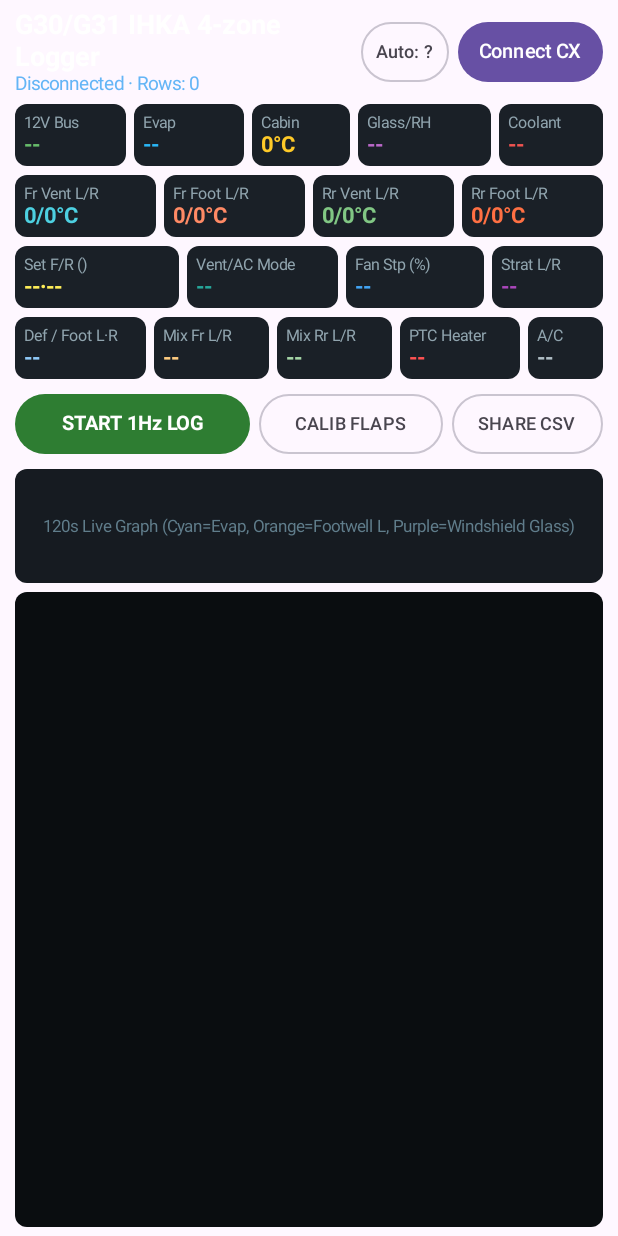
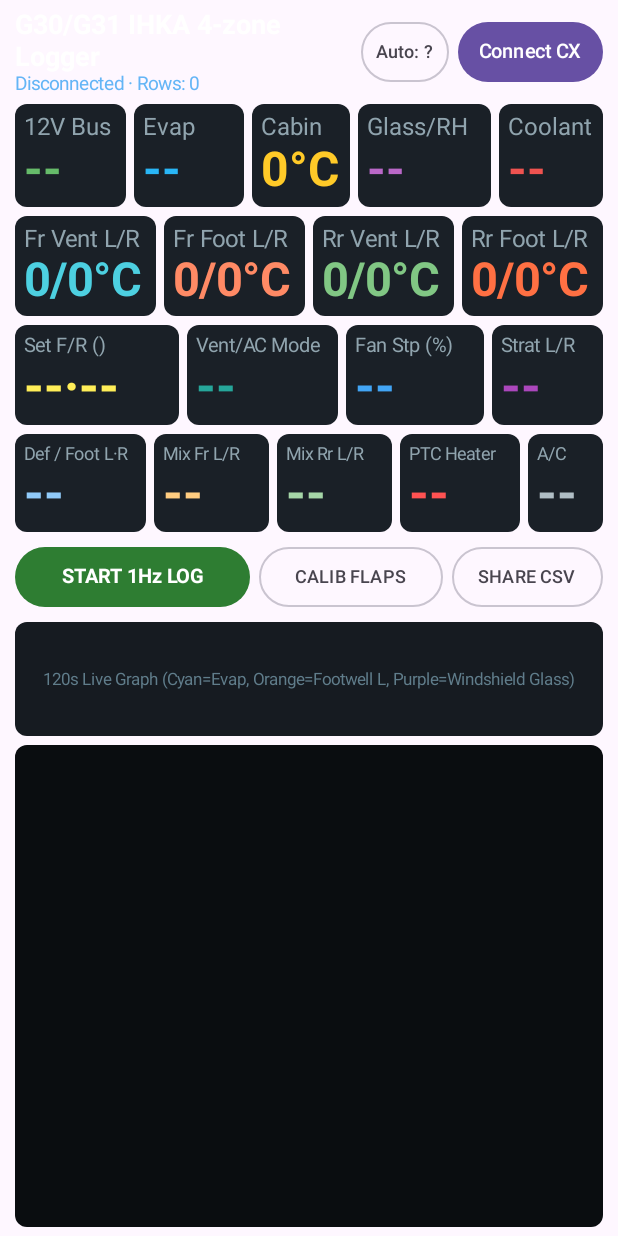
Before and after one commit to JanKalin/G31-IHKA-Logger, an Android app built with Jetpack Compose: the composable IhkaCockpitScreen shown on its own in the app's theme, on a phone screen of 412 x 824 dp. Run offline under Robolectric (Android 15) with nearby library versions, the phone set to English and light mode, and no system bars.

Commit message:
Auto-size tile text per row, shrink-only
Each tile row computes the largest label and value font sizes that fit every tile on one line; labels and values are sized separately. Sizes only shrink while logging and reset when tile widths change (rotation, rear tiles shown/hidden).

```diff
--- a/app/src/main/java/si/kalin/ihkalogger/MainActivity.kt
+++ b/app/src/main/java/si/kalin/ihkalogger/MainActivity.kt
@@ -26,8 +26,13 @@ import androidx.compose.ui.graphics.Color
 import androidx.compose.ui.graphics.Path
 import androidx.compose.ui.graphics.drawscope.Stroke
 import androidx.compose.ui.platform.LocalContext
+import androidx.compose.ui.platform.LocalDensity
+import androidx.compose.ui.text.TextMeasurer
+import androidx.compose.ui.text.TextStyle
 import androidx.compose.ui.text.font.FontFamily
 import androidx.compose.ui.text.font.FontWeight
+import androidx.compose.ui.text.rememberTextMeasurer
+import androidx.compose.ui.unit.Density
 import androidx.compose.ui.unit.dp
 import androidx.compose.ui.unit.sp
 import androidx.core.content.FileProvider
@@ -726,7 +731,7 @@ fun IhkaCockpitScreen(vm: IhkaViewModel = viewModel()) {
         }
 
         // Row 1: Primary Global Sensors (12V Battery, Evaporator, Cabin, Windshield RLBS, Coolant)
-        Row(modifier = Modifier.fillMaxWidth(), horizontalArrangement = Arrangement.spacedBy(5.dp)) {
+        TileRow {
             MetricTile("12V Bus", if (s.batteryV.isNaN()) "--" else "${"%.2f".format(Locale.US, s.batteryV)}V", Color(0xFF66BB6A), Modifier.weight(0.95f))
             MetricTile("Evap", if (s.evapC.isNaN()) "--" else "${"%.1f".format(Locale.US, s.evapC)}°C", Color(0xFF29B6F6), Modifier.weight(0.95f))
             MetricTile("Cabin", "${s.cabinC}°C", Color(0xFFFFCA28), Modifier.weight(0.85f))
@@ -736,7 +741,7 @@ fun IhkaCockpitScreen(vm: IhkaViewModel = viewModel()) {
 
         // Row 2: Duct Temperatures (Front Vents + Footwells; Rear only on 4-zone cars)
         fun duct(l: Int, r: Int) = "${if (l == -999) "--" else l}/${if (r == -999) "--" else r}°C"
-        Row(modifier = Modifier.fillMaxWidth(), horizontalArrangement = Arrangement.spacedBy(5.dp)) {
+        TileRow {
             MetricTile("Fr Vent L/R", duct(s.ventFrontL, s.ventFrontR), Color(0xFF4DD0E1), Modifier.weight(1f))
             MetricTile("Fr Foot L/R", duct(s.footFrontL, s.footFrontR), Color(0xFFFF8A65), Modifier.weight(1f))
             if (state.zones == 4) {
@@ -755,7 +760,7 @@ fun IhkaCockpitScreen(vm: IhkaViewModel = viewModel()) {
         } else "--"
         val stratStr = if (s.stratL >= 0) "${s.stratL}/${s.stratR}%" else "--"
 
-        Row(modifier = Modifier.fillMaxWidth(), horizontalArrangement = Arrangement.spacedBy(5.dp)) {
+        TileRow {
             MetricTile("Set F/R ($syncTag)", "$setFr·$setRr", Color(0xFFFFEE58), Modifier.weight(1.25f))
             MetricTile("Vent/AC Mode", s.ventStateSummary(), Color(0xFF26A69A), Modifier.weight(1.15f))
             MetricTile("Fan Stp (%)", blwStr, Color(0xFF42A5F5), Modifier.weight(1.05f))
@@ -768,7 +773,7 @@ fun IhkaCockpitScreen(vm: IhkaViewModel = viewModel()) {
             "${"%.0f".format(Locale.US, s.ptcDutyPct)}%$tPart"
         } else "--"
 
-        Row(modifier = Modifier.fillMaxWidth(), horizontalArrangement = Arrangement.spacedBy(5.dp)) {
+        TileRow {
             MetricTile("Def / Foot L·R", if (s.flapDefrost >= 0) "${s.flapDefrost}·${s.flapFootL}/${s.flapFootR}%" else "--", Color(0xFF90CAF9), Modifier.weight(1.15f))
             MetricTile("Mix Fr L/R", if (s.flapMixL >= 0) "${s.flapMixL}/${s.flapMixR}%" else "--", Color(0xFFFFCC80), Modifier.weight(1.0f))
             MetricTile("Mix Rr L/R", if (s.flapRearMixL >= 0) "${s.flapRearMixL}/${s.flapRearMixR}%" else "--", Color(0xFFA5D6A7), Modifier.weight(1.0f))
@@ -937,11 +942,90 @@ fun shareCsvFiles(context: Context, files: List<File>) {
     context.startActivity(Intent.createChooser(share, title))
 }
 
+/**
+ * Shared auto-sizing for the tiles of one row: every tile reports the largest font (in px) at which
+ * its label and its value still fit on one line; all labels in the row use the smallest label fit and
+ * all values the smallest value fit. Sizes only shrink, so they don't jump as values change length;
+ * they reset when a tile's width changes (rotation, rear tiles shown/hidden).
+ */
+@Stable
+class TileTextSizes {
+    private val widthsPx = mutableMapOf<Any, Int>()
+    private val labelFitsPx = mutableMapOf<Any, Float>()
+    private val valueFitsPx = mutableMapOf<Any, Float>()
+    private var labelPx by mutableStateOf<Float?>(null)
+    private var valuePx by mutableStateOf<Float?>(null)
+
+    fun labelPx(minPx: Float, maxPx: Float, defaultPx: Float): Float = (labelPx ?: defaultPx).coerceIn(minPx, maxPx)
+    fun valuePx(minPx: Float, maxPx: Float, defaultPx: Float): Float = (valuePx ?: defaultPx).coerceIn(minPx, maxPx)
+
+    fun report(id: Any, widthPx: Int, labelFit: Float, valueFit: Float) {
+        val oldWidth = widthsPx.put(id, widthPx)
+        labelFitsPx[id] = labelFit
+        valueFitsPx[id] = valueFit
+        val minLabel = labelFitsPx.values.min()
+        val minValue = valueFitsPx.values.min()
+        if (oldWidth != null && oldWidth != widthPx) {
+            // Layout changed: start over from what fits now.
+            labelPx = minLabel
+            valuePx = minValue
+        } else {
+            // Shrink only (state is written only when it actually gets smaller).
+            if (minLabel < (labelPx ?: Float.MAX_VALUE)) labelPx = minLabel
+            if (minValue < (valuePx ?: Float.MAX_VALUE)) valuePx = minValue
+        }
+    }
+
+    fun remove(id: Any) {
+        widthsPx.remove(id)
+        labelFitsPx.remove(id)
+        valueFitsPx.remove(id)
+    }
+}
+
+val LocalTileTextSizes = staticCompositionLocalOf { TileTextSizes() }
+
+/** A row of [MetricTile]s sharing one label size and one value size. */
+@Composable
+fun TileRow(content: @Composable RowScope.() -> Unit) {
+    val sizes = remember { TileTextSizes() }
+    CompositionLocalProvider(LocalTileTextSizes provides sizes) {
+        Row(modifier = Modifier.fillMaxWidth(), horizontalArrangement = Arrangement.spacedBy(5.dp), content = content)
+    }
+}
+
+/** Largest font size in px at which [text] fits in [maxWidthPx] on one line. Width scales linearly with px size. */
+private fun fitFontPx(measurer: TextMeasurer, text: String, weight: FontWeight, maxWidthPx: Int, density: Density): Float {
+    if (text.isEmpty() || maxWidthPx <= 0) return Float.MAX_VALUE
+    val refPx = 100f
+    val refSp = with(density) { refPx.toSp() }
+    val width = measurer.measure(
+        text, TextStyle(fontSize = refSp, fontWeight = weight), maxLines = 1, softWrap = false
+    ).size.width
+    return if (width <= 0) Float.MAX_VALUE else refPx * maxWidthPx / width * 0.97f
+}
+
 @Composable
 fun MetricTile(label: String, value: String, accent: Color, modifier: Modifier = Modifier) {
-    Column(modifier = modifier.background(Color(0xFF1A2027), RoundedCornerShape(8.dp)).padding(vertical = 6.dp, horizontal = 6.dp)) {
-        Text(label, fontSize = 10.5.sp, color = Color(0xFF90A4AE), maxLines = 1)
-        Text(value, fontSize = 14.5.sp, fontWeight = FontWeight.Bold, color = accent, maxLines = 1)
+    val sizes = LocalTileTextSizes.current
+    val measurer = rememberTextMeasurer()
+    val density = LocalDensity.current
+    // Stable identity for this tile, independent of its (possibly changing) label text.
+    val id = remember { Any() }
+    DisposableEffect(id) { onDispose { sizes.remove(id) } }
+
+    BoxWithConstraints(modifier = modifier.background(Color(0xFF1A2027), RoundedCornerShape(8.dp)).padding(vertical = 6.dp, horizontal = 6.dp)) {
+        val widthPx = constraints.maxWidth
+        val labelFit = remember(label, widthPx, density) { fitFontPx(measurer, label, FontWeight.Normal, widthPx, density) }
+        val valueFit = remember(value, widthPx, density) { fitFontPx(measurer, value, FontWeight.Bold, widthPx, density) }
+        SideEffect { sizes.report(id, widthPx, labelFit, valueFit) }
+
+        val labelSize = with(density) { sizes.labelPx(7.sp.toPx(), 18.sp.toPx(), 10.5.sp.toPx()).toSp() }
+        val valueSize = with(density) { sizes.valuePx(9.sp.toPx(), 34.sp.toPx(), 14.5.sp.toPx()).toSp() }
+        Column {
+            Text(label, fontSize = labelSize, color = Color(0xFF90A4AE), maxLines = 1, softWrap = false)
+            Text(value, fontSize = valueSize, fontWeight = FontWeight.Bold, color = accent, maxLines = 1, softWrap = false)
+        }
     }
 }
 
```
